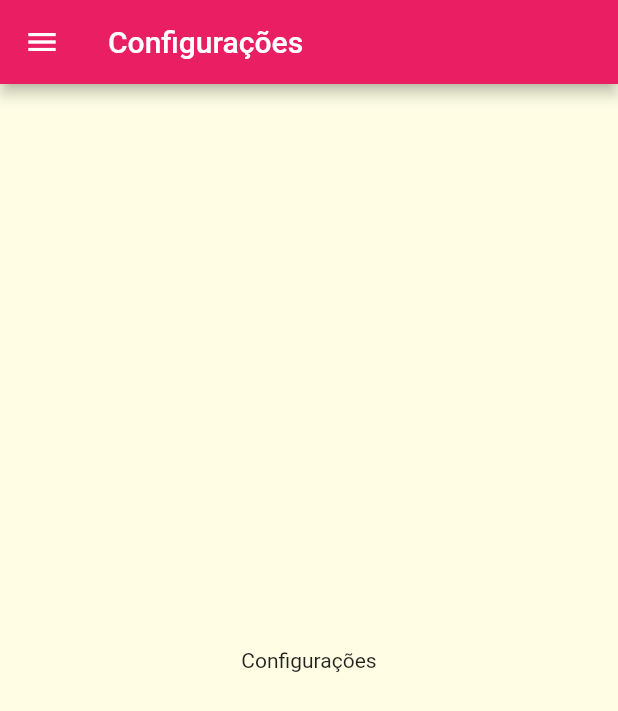
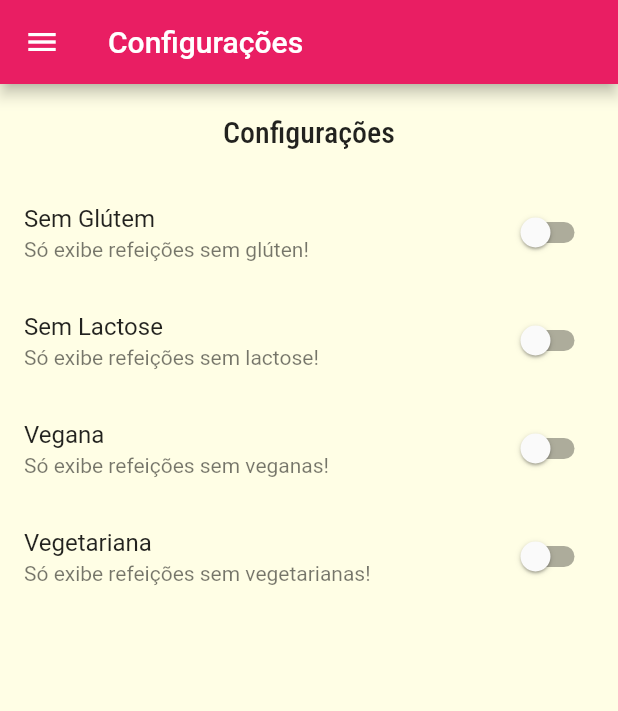
Before and after one commit to giovanizaghi/app_food_flutter, a Flutter app: the SettingsScreen screen opened by its route, on a phone screen of 412 x 824 dp. Shown: the top 711 px of the screen. Run offline on Flutter 3.47's test engine with Material 2 defaults, Android fonts, the phone set to English and light mode, and no system bars; Roboto replaces fonts that are missing (Ralewaay).

Commit message:
Implementação da interface da tela de configurações

```diff
--- /dev/null
+++ b/lib/models/settings.dart
@@ -0,0 +1,13 @@
+class Settings {
+  bool isGlutenFree;
+  bool isLactoseFree;
+  bool isVegan;
+  bool isVegetarian;
+
+  Settings({
+    this.isGlutenFree = false,
+    this.isLactoseFree = false,
+    this.isVegan = false,
+    this.isVegetarian = false,
+  });
+}
--- a/lib/screens/settingsScreen.dart
+++ b/lib/screens/settingsScreen.dart
@@ -1,14 +1,74 @@
 import 'package:app_food_flutter/components/mainDrawer.dart';
+import 'package:app_food_flutter/models/settings.dart';
 import 'package:flutter/material.dart';
 
-class SettingsScreen extends StatelessWidget {
+class SettingsScreen extends StatefulWidget {
+  @override
+  _SettingsScreenState createState() => _SettingsScreenState();
+}
+
+class _SettingsScreenState extends State<SettingsScreen> {
+  var settings = Settings();
+
+  Widget _createSwitch(
+    String title,
+    String subtitle,
+    bool value,
+    Function onChanged,
+  ) {
+    return SwitchListTile(
+      title: Text(title),
+      subtitle: Text(subtitle),
+      value: value,
+      onChanged: onChanged,
+    );
+  }
+
   @override
   Widget build(BuildContext context) {
     return Scaffold(
       appBar: AppBar(title: Text("Configurações")),
       drawer: MainDrawer(),
-      body: Center(
-        child: Text("Configurações"),
+      body: Column(
+        children: [
+          Container(
+            padding: EdgeInsets.all(20),
+            child: Text(
+              "Configurações",
+              style: Theme.of(context).textTheme.headline6,
+            ),
+          ),
+          Expanded(
+            child: ListView(
+              children: [
+                _createSwitch(
+                  "Sem Glútem",
+                  "Só exibe refeições sem glúten!",
+                  settings.isGlutenFree,
+                  (value) => setState(() => settings.isGlutenFree = value),
+                ),
+                _createSwitch(
+                  "Sem Lactose",
+                  "Só exibe refeições sem lactose!",
+                  settings.isLactoseFree,
+                  (value) => setState(() => settings.isLactoseFree = value),
+                ),
+                _createSwitch(
+                  "Vegana",
+                  "Só exibe refeições sem veganas!",
+                  settings.isVegan,
+                  (value) => setState(() => settings.isVegan = value),
+                ),
+                _createSwitch(
+                  "Vegetariana",
+                  "Só exibe refeições sem vegetarianas!",
+                  settings.isVegetarian,
+                  (value) => setState(() => settings.isVegetarian = value),
+                ),
+              ],
+            ),
+          ),
+        ],
       ),
     );
   }
```
